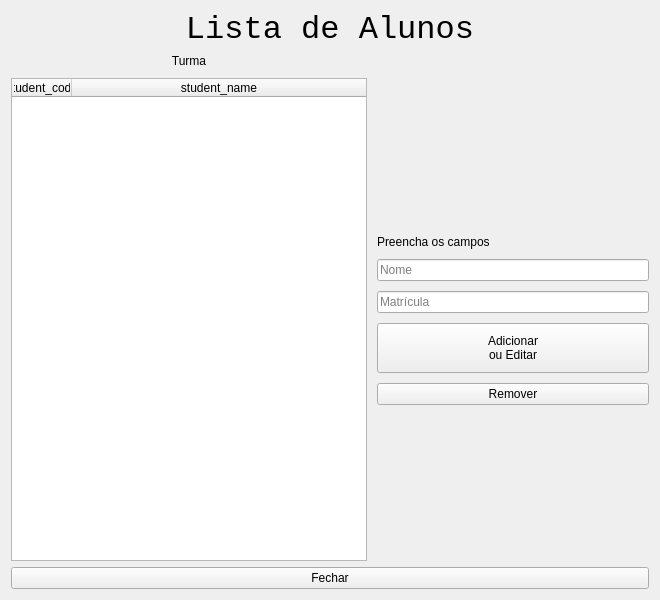
The window that src/ui/course_student_list.ui (YanVictorSN/access-control-project) describes before a commit, drawn with Qt 5.
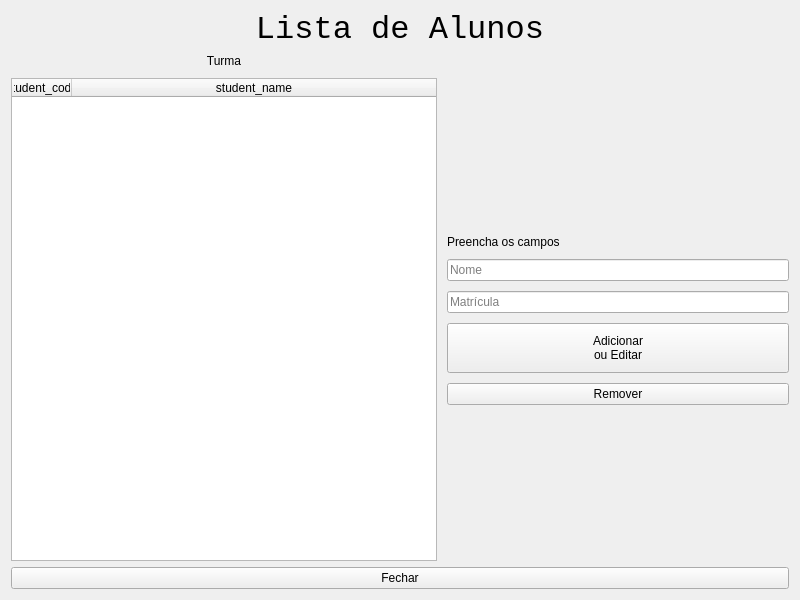
The same window after the commit.

Commit message: refactor: setting minimum size 800x600

Diff of the .ui file:
```diff
--- a/src/ui/course_student_list.ui
+++ b/src/ui/course_student_list.ui
@@ -6,10 +6,16 @@
    <rect>
     <x>0</x>
     <y>0</y>
-    <width>660</width>
+    <width>800</width>
     <height>600</height>
    </rect>
   </property>
+  <property name="minimumSize">
+   <size>
+    <width>800</width>
+    <height>600</height>
+   </size>
+  </property>
   <property name="windowTitle">
    <string>4Safety</string>
   </property>
```
The commit also changes 2 other files.
